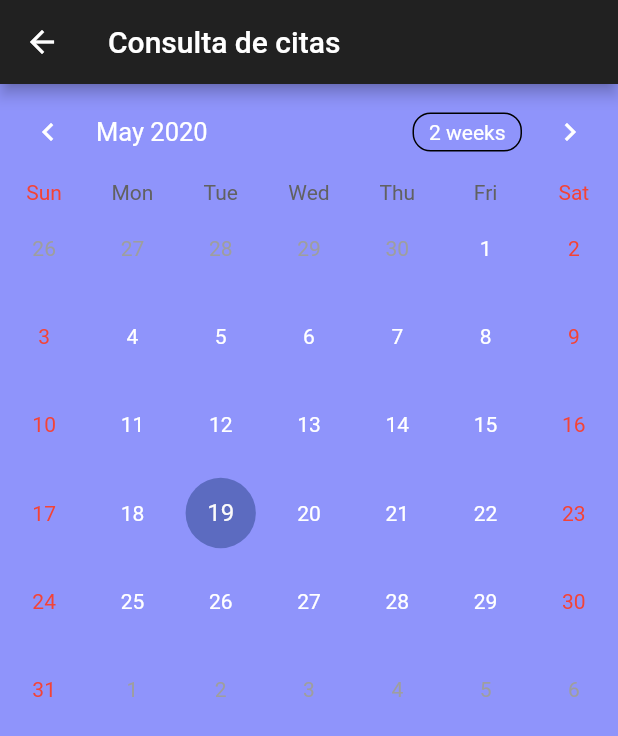
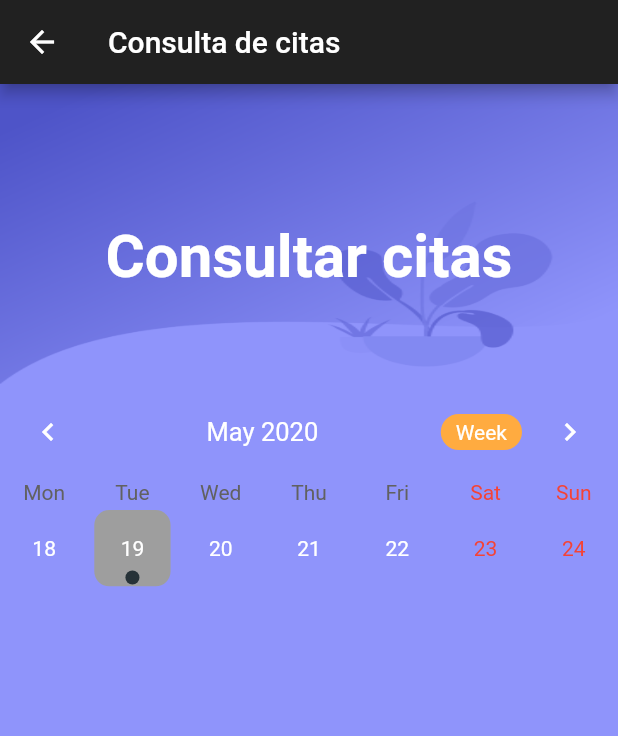
Before and after one commit to jhone8064/medicalappfront, a Flutter app: the ProductsScreen screen opened directly, on a phone screen of 412 x 824 dp. Shown: the top 736 px of the screen. Run offline on Flutter 3.47's test engine with Material 2 defaults, Android fonts, the phone set to English and light mode, and no system bars; drawn by our look-alikes of table_calendar; our stand-ins replace curved_navigation_bar, flutter_secure_storage, rxdart, simple_animations; missing offline and left inert: flutter_rounded_date_picker; accounts and stored records are empty; network calls fail.

Commit message:
Se agrego los eventos quemados al calendario

```diff
--- a/medicalappfront/lib/src/blocs/citas_bloc.dart
+++ b/medicalappfront/lib/src/blocs/citas_bloc.dart
@@ -2,7 +2,7 @@ import 'package:rxdart/rxdart.dart';
 import 'package:medicalappfront/src/blocs/authorization_bloc.dart';
 import 'package:medicalappfront/src/models/citasList.dart';
 import 'package:medicalappfront/src/resources/repository.dart';
-import 'package:flutter/foundation.dart';
+//import 'package:flutter/foundation.dart';
 
 class CitasBloc {
   final _repository = Repository();
@@ -12,7 +12,6 @@ class CitasBloc {
 
   getInfoCitas() async {
     String accesToken = await authBloc.getId();
-    debugPrint("llega " + accesToken);
     CitasList cita = await _repository.fetchAllCitas(accesToken);
     _cita.sink.add(cita);
     return cita;
--- a/medicalappfront/lib/src/resources/ApiServiceLogin.dart
+++ b/medicalappfront/lib/src/resources/ApiServiceLogin.dart
@@ -58,11 +58,13 @@ class ApiLogin {
  Future<ApiResponse> registrarCita(UserRegisCita userRegisCita) async {
     var body = jsonEncode(userRegisCita.toJson());
     Uri uri = Uri.https(Constants.urlAuthority, Constants.urlRegisCita);
-
+   debugPrint('LLEGA 1.1');
     var res = await client.post(uri,
         headers: {HttpHeaders.contentTypeHeader: Constants.contentTypeJson},
         body: body);
+        debugPrint('LLEGA 1.2');
     debugPrint(res.body);
+    debugPrint('LLEGA 1.3 ' + res.statusCode.toString());
     if (res.statusCode == 200) {
       // If the call to the server was successful, parse the JSON
       _apiResponse = ApiResponse.fromJson({'data': res.body});
--- a/medicalappfront/lib/src/resources/citas_provider.dart
+++ b/medicalappfront/lib/src/resources/citas_provider.dart
@@ -8,7 +8,6 @@ import 'package:flutter/foundation.dart';
 class CitasProvider {
   Client client = Client();
   CitasList _citas;
-
 
   Future<CitasList> infoCitas(String id) async {
     debugPrint("LLEGA 2 " + 'https://'+Constants.urlAuthority+'/consultarCitas?cedula='+id);
--- a/medicalappfront/lib/src/ui/citas_screen.dart
+++ b/medicalappfront/lib/src/ui/citas_screen.dart
@@ -2,6 +2,7 @@ import 'package:flutter/cupertino.dart';
 import 'package:flutter/material.dart';
 import 'package:medicalappfront/src/blocs/citas_bloc.dart';
 import 'package:medicalappfront/src/models/citasList.dart';
+import 'package:medicalappfront/src/ui/Animation/FadeAnimation.dart';
 import 'package:table_calendar/table_calendar.dart';
 
 
@@ -12,12 +13,19 @@ class ProductsScreen extends StatefulWidget {
 
 class _ProductsScreenState extends State<ProductsScreen> {
   CalendarController _controller;
+  Map<DateTime, List<dynamic>> _events;
+  List<dynamic> _selectedEvents;
 
   @override
   void initState() {
-    // TODO: implement initState
+
     super.initState();
     _controller = CalendarController();
+    _events = {};
+    _selectedEvents = [];
+    _events = {
+      DateTime.now(): ['Event A0', 'Event B0', 'Event C0'],
+      DateTime.now(): ['Event A1'],};
   }
 
   @override
@@ -35,10 +43,101 @@ class _ProductsScreenState extends State<ProductsScreen> {
         child: Column(
           crossAxisAlignment: CrossAxisAlignment.start,
           children: <Widget>[
-            TableCalendar(calendarController: _controller)
+             Container(
+            height: 200,
+            decoration: BoxDecoration(
+                image: DecorationImage(
+                    image: AssetImage('assets/images/background.png'),
+                    fit: BoxFit.fill)),
+            child: Stack(
+              children: <Widget>[
+                Positioned(
+                    child: FadeAnimation(
+                        1.6,
+                        Container(
+                          margin: EdgeInsets.only(top: 30),
+                          child: Center(
+                            child: Text(
+                              "Consultar citas",
+                              style: TextStyle(
+                                  color: Colors.white,
+                                  fontSize: 40,
+                                  fontWeight: FontWeight.bold),
+                            ),
+                          ),
+                        )),
+                  ),
+
+              ],
+            ),
+          ),
+            TableCalendar(
+              events: _events,
+              initialCalendarFormat: CalendarFormat.week,
+              calendarStyle: CalendarStyle(
+                todayColor: Colors.orangeAccent,
+                selectedColor: Theme.of(context).primaryColor,
+                todayStyle: TextStyle(
+                  fontWeight: FontWeight.bold,
+                  fontSize: 18.0,
+                  color: Colors.white
+                )
+              ),
+              headerStyle: HeaderStyle(
+                centerHeaderTitle: true,
+                formatButtonDecoration: BoxDecoration(
+                  color: Colors.orangeAccent,
+                  borderRadius: BorderRadius.circular(20.0),
+                ),
+                formatButtonTextStyle: TextStyle(
+                  color: Colors.white
+                ),
+                formatButtonShowsNext: false,
+              ),
+              startingDayOfWeek: StartingDayOfWeek.monday,
+              onDaySelected: (date, events){
+                setState(() {
+                  _selectedEvents = events;
+                });
+              },
+              builders: CalendarBuilders(
+                selectedDayBuilder: (context, date, events)=>
+                Container(
+                  margin: const EdgeInsets.all(4.0),
+                  alignment: Alignment.center,
+                  decoration: BoxDecoration(
+                    color: Theme.of(context).primaryColorLight,
+                    borderRadius: BorderRadius.circular(10.0)
+                    ),
+
+                  child: Text(date.day.toString(), style: TextStyle(
+                    color: Colors.white
+                  ),)
+                ),
+                todayDayBuilder: (context, date, events)=>
+                Container(
+                  margin: const EdgeInsets.all(4.0),
+                  alignment: Alignment.center,
+                  decoration: BoxDecoration(
+                    color: Colors.orangeAccent,
+                    borderRadius: BorderRadius.circular(10.0)
+                    ),
+
+                  child: Text(date.day.toString(), style: TextStyle(
+                    color: Colors.white
+                  ),)
+                ),
+              ),
+              calendarController: _controller,
+              ),
+              ..._selectedEvents.map((event) => ListTile(
+                  title: Text(event),
+
+                )),
           ],
 
-        )
+        ),
+
       ),
 
     );
--- a/medicalappfront/pubspec.yaml
+++ b/medicalappfront/pubspec.yaml
@@ -31,6 +31,9 @@ dependencies:
   simple_animations: ^1.3.3
   curved_navigation_bar: ^0.3.2
   table_calendar: ^2.2.3
+  analog_time_picker: ^0.0.2
+  flutter_rounded_date_picker: ^1.0.0
+  #intl: ^0.16.1
 
 dev_dependencies:
   flutter_test:
```
Also changed, not shown: medicalappfront/lib/src/blocs/Consulta_bloc.dart (+7 -26 lines), medicalappfront/lib/src/blocs/Registrarcita_bloc.dart (+12 -24 lines), medicalappfront/lib/src/blocs/validator.dart (+4 -4 lines), medicalappfront/lib/src/ui/ui_registrarcita.dart (+73 -26 lines), medicalappfront/lib/src/ui/ui_registrar.dart (line endings or trailing spaces).
